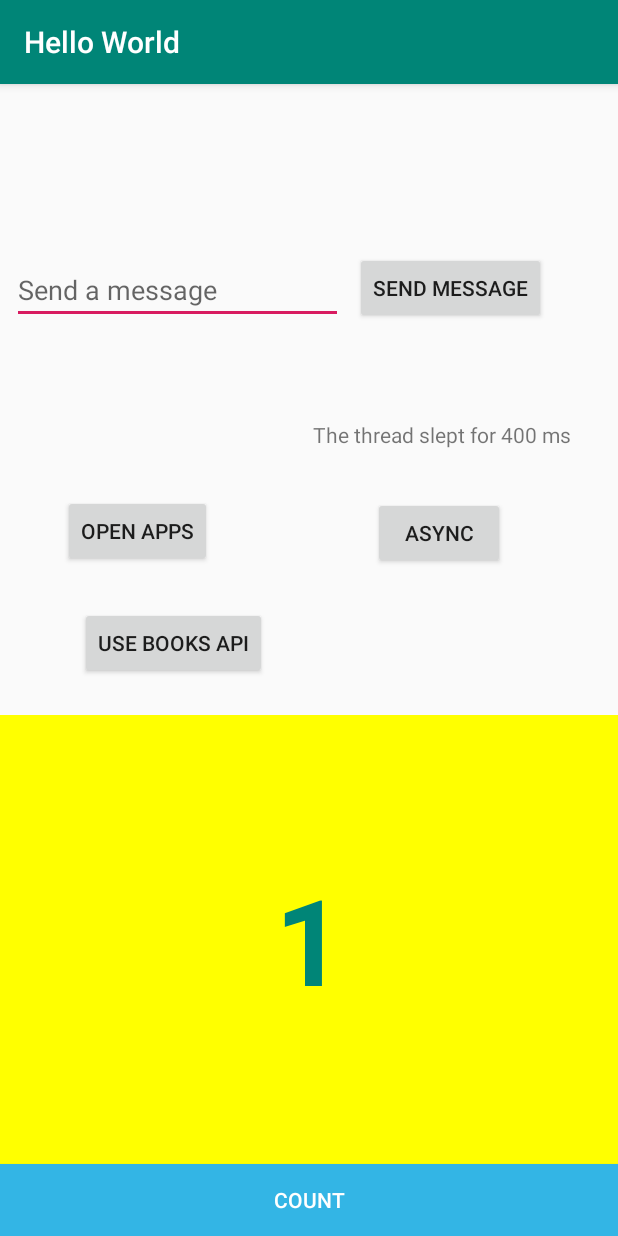
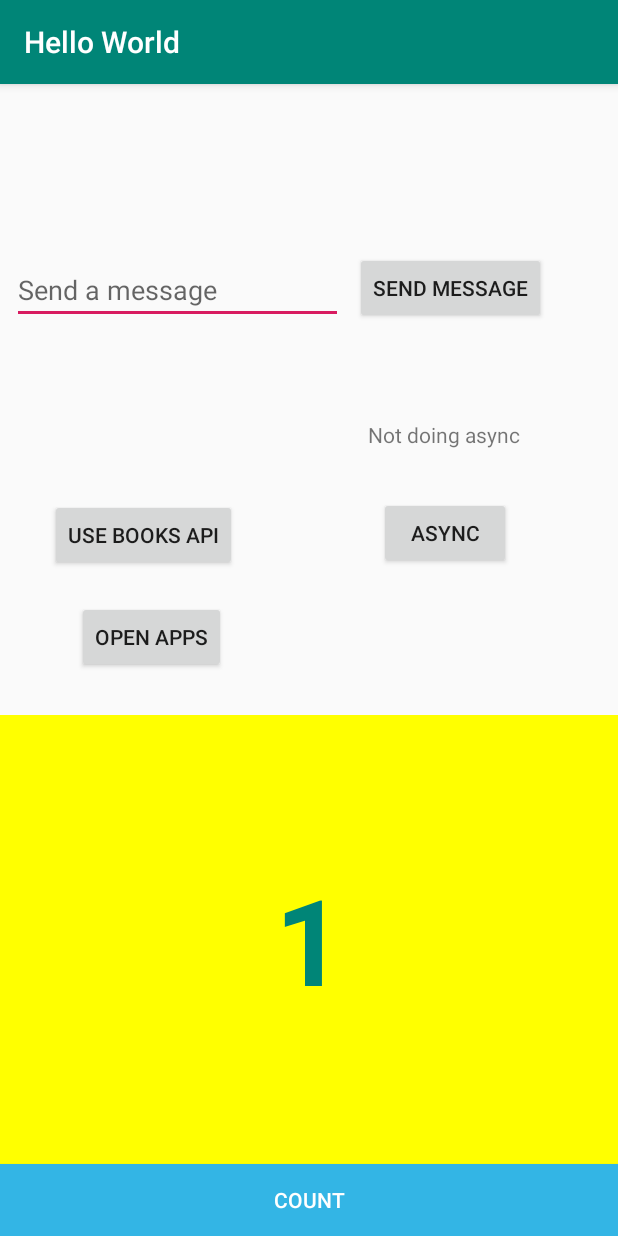
Before and after one commit to mattlawton/android-api-async, an Android app: the screen it shows after launch (MainActivity), after a tap on "ASYNC", on a phone screen of 412 x 824 dp. Run offline under Robolectric (Android 15) with nearby library versions, the phone set to English and light mode, and no system bars; 3 other taps on this screen came first.

Commit message:
removed db

```diff
--- a/app/src/main/java/com/example/helloworld/SimpleAsyncTask.java
+++ b/app/src/main/java/com/example/helloworld/SimpleAsyncTask.java
@@ -19,7 +19,7 @@ public class SimpleAsyncTask extends AsyncTask<Void, Void, String> {
         Random r = new Random();
         int n = r.nextInt(11);
 
-        int s = n * 200;
+        int s = n * 400;
         try{
             Thread.sleep(s);
         } catch(InterruptedException e) {
--- a/app/src/main/res/layout/activity_main.xml
+++ b/app/src/main/res/layout/activity_main.xml
@@ -90,16 +90,16 @@
         android:id="@+id/button_goImplicit"
         android:layout_width="wrap_content"
         android:layout_height="wrap_content"
-        android:layout_marginTop="53dp"
+        android:layout_marginTop="20dp"
         android:layout_marginBottom="28dp"
         android:onClick="openImplicitPage"
         android:text="Open apps"
         app:layout_constraintBottom_toTopOf="@+id/show_count"
         app:layout_constraintEnd_toEndOf="parent"
-        app:layout_constraintHorizontal_bias="0.135"
+        app:layout_constraintHorizontal_bias="0.164"
         app:layout_constraintStart_toStartOf="parent"
-        app:layout_constraintTop_toBottomOf="@+id/editText_main"
-        app:layout_constraintVertical_bias="0.462" />
+        app:layout_constraintTop_toBottomOf="@+id/button_apis"
+        app:layout_constraintVertical_bias="0.0" />
 
     <TextView
         android:id="@+id/text_async"
@@ -132,12 +132,12 @@
         android:id="@+id/button_apis"
         android:layout_width="wrap_content"
         android:layout_height="wrap_content"
-        android:layout_marginBottom="24dp"
+        android:layout_marginBottom="96dp"
         android:onClick="goToApis"
         android:text="Use Books API"
         app:layout_constraintBottom_toTopOf="@+id/show_count"
         app:layout_constraintEnd_toStartOf="@+id/button_async"
-        app:layout_constraintHorizontal_bias="0.432"
+        app:layout_constraintHorizontal_bias="0.262"
         app:layout_constraintStart_toStartOf="parent" />
 
 </androidx.constraintlayout.widget.ConstraintLayout>
--- a/app/src/main/res/values/colors.xml
+++ b/app/src/main/res/values/colors.xml
@@ -3,4 +3,10 @@
     <color name="colorPrimary">#008577</color>
     <color name="colorPrimaryDark">#00574B</color>
     <color name="colorAccent">#D81B60</color>
+
+    <color name="colorPrimaryLight">#64b5f6</color>
+    <color name="colorTextPrimary">@android:color/white</color>
+    <color name="colorScreenBackground">#fff3e0</color>
+    <color name="colorTextHint">#E0E0E0</color>
+
 </resources>
--- /dev/null
+++ b/app/src/main/res/values/dimens.xml
@@ -0,0 +1,5 @@
+<resources>
+    <dimen name="fab_margin">16dp</dimen>
+    <dimen name="small_padding">6dp</dimen>
+    <dimen name="big_padding">16dp</dimen>
+</resources>
--- a/app/src/main/res/values/strings.xml
+++ b/app/src/main/res/values/strings.xml
@@ -3,7 +3,7 @@
     <string name="button_label_toast">Toast</string>
     <string name="button_label_count">Count</string>
     <string name="count_init_value">0</string>
-    <string name="toast_message">Adding a new number</string>
+    <string name="toast_message">Starting thread</string>
     <string name="MainButtonText">Next page</string>
     <string name="activity2_name">Second Activity</string>
     <string name="second_title">Second Page</string>
@@ -20,8 +20,14 @@
 
     <string name="no_results">"No Results Found"</string>
     <string name="loading">Searching!</string>
+    <string name="action_settings">Settings</string>
 
     <string name="no_search_term">Please enter a search term</string>
     <string name="no_network">Please check your network connection and try again.</string>
 
+    <string name="hint_word">Word...</string>
+    <string name="button_save">Save</string>
+    <string name="empty_not_saved">Word not saved because it is empty.</string>
+    <string name="title_activity_database">DatabaseActivity</string>
+
 </resources>
--- a/build.gradle
+++ b/build.gradle
@@ -25,3 +25,9 @@ allprojects {
 task clean(type: Delete) {
     delete rootProject.buildDir
 }
+
+
+ext {
+    roomVersion = '1.1.1'
+    archLifecycleVersion = '1.1.1'
+}
```
Also changed, not shown: app/build.gradle (+11 -0 lines), app/src/main/AndroidManifest.xml (+6 -4 lines), app/src/main/java/com/example/helloworld/MainActivity.java (+4 -4 lines), app/src/main/res/drawable/ic_add_black_24dp.xml (added, +9 -0 lines), app/src/main/res/menu/menu_main.xml (added, +10 -0 lines), app/src/main/res/values/styles.xml (+38 -0 lines).
